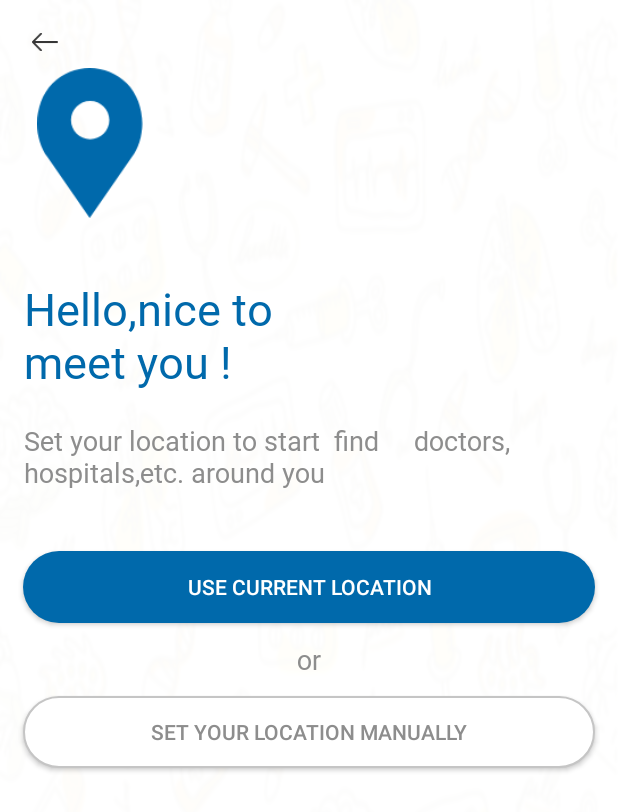
After one commit to amolbodhare/UnicoreLife, an Android app: the ChooseLocationActivity screen opened directly, with no data from a screen before it, on a phone screen of 412 x 824 dp. The commit adds this screen. Shown: the top 812 px of the screen. Run offline under Robolectric (Android 15) with nearby library versions, the phone set to English and light mode, and no system bars.

Commit message:
walk screen clicks handled and loctype screen designed

```diff
--- a/app/src/main/AndroidManifest.xml
+++ b/app/src/main/AndroidManifest.xml
@@ -9,9 +9,10 @@
         android:roundIcon="@mipmap/ic_launcher_round"
         android:supportsRtl="true"
         android:theme="@style/AppTheme">
-        <activity android:name=".activities.WalkThroughActivity"
-            android:screenOrientation="portrait"/>
-
+        <activity android:name=".activities.ChooseLocationActivity"></activity>
+        <activity
+            android:name=".activities.WalkThroughActivity"
+            android:screenOrientation="portrait" />
         <activity android:name=".activities.SplashActivity">
             <intent-filter>
                 <action android:name="android.intent.action.MAIN" />
--- /dev/null
+++ b/app/src/main/java/com/life/unicore/activities/ChooseLocationActivity.java
@@ -0,0 +1,30 @@
+package com.life.unicore.activities;
+
+import androidx.appcompat.app.AppCompatActivity;
+
+import android.os.Bundle;
+import android.view.View;
+
+import com.life.unicore.R;
+
+public class ChooseLocationActivity extends AppCompatActivity {
+
+    @Override
+    protected void onCreate(Bundle savedInstanceState)
+    {
+        super.onCreate(savedInstanceState);
+        setContentView(R.layout.activity_choose_location);
+    }
+    public void onBackClick(View view) {
+        onBackPressed();
+    }
+
+    public void onSkipClick(View view) {
+
+    }
+
+    @Override
+    public void onBackPressed() {
+        super.onBackPressed();
+    }
+}
--- a/app/src/main/java/com/life/unicore/activities/WalkThroughActivity.java
+++ b/app/src/main/java/com/life/unicore/activities/WalkThroughActivity.java
@@ -6,6 +6,7 @@ import androidx.viewpager.widget.PagerAdapter;
         import androidx.viewpager.widget.ViewPager;
 
         import android.content.Context;
+        import android.content.Intent;
         import android.os.Bundle;
         import android.text.Html;
         import android.util.Log;
@@ -34,24 +35,20 @@ public class WalkThroughActivity extends AppCompatActivity
     ImageView walkPreBtn;
     ImageView walkNextBtn;
     Button getStartdBtn;
-    ImageView backBtnImv;
-    TextView skipBtnTv;
+
     @Override
     protected void onCreate(Bundle savedInstanceState) {
         super.onCreate(savedInstanceState);
         //this.getWindow().setFlags(WindowManager.LayoutParams.FLAG_FULLSCREEN, WindowManager.LayoutParams.FLAG_FULLSCREEN);
-        getWindow().getDecorView().setSystemUiVisibility(0);
+        //getWindow().getDecorView().setSystemUiVisibility(0);
         getWindow().setStatusBarColor(getResources().getColor(R.color.colorAccent));
 
         setContentView(R.layout.activity_walk_through);
 
-
-        backBtnImv=(ImageView)findViewById(R.id.backBtn);
-        skipBtnTv=(TextView)findViewById(R.id.skipTextView);
-
         walkPreBtn=(ImageView)findViewById(R.id.walkPrevBtn);
         walkNextBtn=(ImageView)findViewById(R.id.walkNextBtn);
         getStartdBtn=(Button)findViewById(R.id.getStartedBtn);
+
         mSlideViewPager=findViewById(R.id.slideViewPager);
         mDotLayout=findViewById(R.id.dotsLayout);
 
@@ -70,6 +67,7 @@ public class WalkThroughActivity extends AppCompatActivity
                 mSlideViewPager.setCurrentItem(mCurrentPage+1);
             }
         });
+
         walkPreBtn.setOnClickListener(new View.OnClickListener() {
             @Override
             public void onClick(View view) {
@@ -175,6 +173,20 @@ public class WalkThroughActivity extends AppCompatActivity
         }
     };
 
+    public void onBackClick(View view) {
+        //Toast.makeText(WalkThroughActivity.this, "Back", Toast.LENGTH_SHORT).show();
+        mSlideViewPager.setCurrentItem(mCurrentPage-1);
+    }
+
+    public void onSkipClick(View view) {
+        onGetStartedClick(findViewById(R.id.getStartedBtn));
+    }
+
+    public void onGetStartedClick(View view) {
+        Intent i=new Intent(WalkThroughActivity.this,ChooseLocationActivity.class);
+        startActivity(i);
+        //Toast.makeText(WalkThroughActivity.this, "getting started", Toast.LENGTH_SHORT).show();
+    }
 
 
     public  class SliderAdapter extends PagerAdapter
--- /dev/null
+++ b/app/src/main/res/drawable/btnbackwhite.xml
@@ -0,0 +1,11 @@
+<?xml version="1.0" encoding="utf-8"?>
+<shape xmlns:android="http://schemas.android.com/apk/res/android">
+    <gradient android:startColor="@color/white"
+        android:angle="180"
+        android:endColor="@color/white" />
+    <corners android:radius="30dp"/>
+    <stroke
+        android:width="1dp"
+        android:color="@color/greyborder" />
+
+</shape>
--- /dev/null
+++ b/app/src/main/res/layout/activity_choose_location.xml
@@ -0,0 +1,124 @@
+<?xml version="1.0" encoding="utf-8"?>
+<RelativeLayout
+    xmlns:android="http://schemas.android.com/apk/res/android"
+    xmlns:app="http://schemas.android.com/apk/res-auto"
+    xmlns:tools="http://schemas.android.com/tools"
+    android:layout_width="match_parent"
+    android:layout_height="match_parent"
+    android:background="@drawable/splash_back"
+    tools:context=".activities.ChooseLocationActivity">
+
+    <ImageView
+        android:layout_width="match_parent"
+        android:layout_height="match_parent"
+        android:background="#FAFFFFFF" />
+    <RelativeLayout
+        android:id="@+id/titleBar"
+        android:layout_width="match_parent"
+        android:layout_height="?actionBarSize"
+        android:layout_alignParentTop="true">
+
+        <ImageView
+            android:clickable="true"
+            android:layout_width="60dp"
+            android:padding="21dp"
+            android:onClick="onBackClick"
+            android:layout_height="match_parent"
+            android:src="@drawable/ic_left_arrow" />
+
+        <TextView
+            android:clickable="true"
+            android:layout_width="wrap_content"
+            android:layout_height="match_parent"
+            android:gravity="center"
+            android:visibility="gone"
+            android:onClick="onSkipClick"
+            android:layout_marginRight="20dp"
+            android:layout_alignParentRight="true"
+            android:text="Skip"
+            android:fontFamily="@font/lato_regular"
+            android:textColor="@color/walkskip"
+            android:textSize="16sp" />
+
+
+    </RelativeLayout>
+
+    <ImageView
+        android:id="@+id/locLogoImv"
+        android:layout_width="100dp"
+        android:layout_height="100dp"
+        android:layout_alignParentLeft="true"
+        android:layout_marginLeft="10dp"
+        android:layout_marginTop="45dp"
+        android:layout_marginRight="16dp"
+        android:src="@drawable/loc_icon" />
+    <TextView
+        android:id="@+id/welcomeTitle"
+        android:layout_below="@id/locLogoImv"
+        android:text="Hello,nice to\nmeet you !"
+        android:textColor="@color/walktitle"
+        android:layout_marginTop="40dp"
+        android:layout_marginLeft="16dp"
+        android:layout_marginRight="16dp"
+        android:textSize="30sp"
+        android:fontFamily="@font/lato_black"
+        android:layout_width="wrap_content"
+        android:layout_height="wrap_content"/>
+    <TextView
+        android:id="@+id/locDesc"
+        android:layout_below="@id/welcomeTitle"
+        android:text="Set your location to start  find
+    doctors, hospitals,etc. around you"
+        android:textColor="@color/textgrey"
+        android:layout_marginTop="20dp"
+        android:layout_marginLeft="16dp"
+        android:layout_marginRight="16dp"
+        android:textSize="18sp"
+        android:fontFamily="@font/lato_regular"
+        android:layout_width="wrap_content"
+        android:layout_height="wrap_content"/>
+
+    <Button
+        android:id="@+id/currentLocBtn"
+        android:layout_below="@id/locDesc"
+        android:text="USE CURRENT LOCATION"
+        android:textColor="@color/white"
+        android:layout_gravity="center_vertical"
+        android:layout_marginLeft="15dp"
+        android:layout_marginRight="15dp"
+        android:layout_marginTop="40dp"
+        android:layout_width="match_parent"
+        android:background="@drawable/btnbackblue"
+        android:layout_height="wrap_content"/>
+
+    <TextView
+        android:id="@+id/orTv"
+        android:layout_width="wrap_content"
+        android:layout_height="wrap_content"
+        android:layout_below="@id/currentLocBtn"
+        android:layout_centerHorizontal="true"
+        android:layout_marginLeft="16dp"
+        android:layout_marginTop="12dp"
+        android:layout_marginRight="16dp"
+        android:layout_marginBottom="12dp"
+        android:fontFamily="@font/lato_regular"
+        android:text="or"
+        android:textColor="@color/textgrey"
+        android:textSize="18sp" />
+    <Button
+        android:id="@+id/manualLocBtn"
+        android:layout_below="@id/orTv"
+        android:text="SET YOUR LOCATION MANUALLY"
+        android:textColor="@color/textgrey"
+        android:layout_gravity="center_vertical"
+        android:layout_marginBottom="15dp"
+        android:layout_marginLeft="15dp"
+        android:layout_marginRight="15dp"
+        android:layout_width="match_parent"
+        android:background="@drawable/btnbackwhite"
+        android:layout_height="wrap_content"/>
+
+
+
+
+</RelativeLayout>
--- a/app/src/main/res/layout/activity_walk_through.xml
+++ b/app/src/main/res/layout/activity_walk_through.xml
@@ -1,4 +1,4 @@
-<?xml version="1.0" encoding="utf-8"?>
+
 <RelativeLayout
     xmlns:android="http://schemas.android.com/apk/res/android"
     xmlns:app="http://schemas.android.com/apk/res-auto"
@@ -13,6 +13,11 @@
         android:layout_height="match_parent"
         android:background="#FAFFFFFF" />
 
+    <androidx.viewpager.widget.ViewPager
+       android:id="@+id/slideViewPager"
+       android:layout_width="match_parent"
+       android:layout_height="match_parent"/>
+
     <RelativeLayout
         android:id="@+id/titleBar"
         android:layout_width="match_parent"
@@ -20,17 +25,19 @@
         android:layout_alignParentTop="true">
 
         <ImageView
-            android:id="@+id/backBtn"
+            android:clickable="true"
             android:layout_width="60dp"
             android:padding="21dp"
+            android:onClick="onBackClick"
             android:layout_height="match_parent"
             android:src="@drawable/ic_left_arrow" />
 
         <TextView
-            android:id="@+id/skipTextView"
+            android:clickable="true"
             android:layout_width="wrap_content"
             android:layout_height="match_parent"
             android:gravity="center"
+            android:onClick="onSkipClick"
             android:layout_marginRight="20dp"
             android:layout_alignParentRight="true"
             android:text="Skip"
@@ -40,11 +47,6 @@
 
 
     </RelativeLayout>
-
-    <androidx.viewpager.widget.ViewPager
-       android:id="@+id/slideViewPager"
-       android:layout_width="match_parent"
-       android:layout_height="match_parent"/>
 
     <LinearLayout
         android:layout_width="match_parent"
@@ -141,6 +143,8 @@
 
         <Button
             android:id="@+id/getStartedBtn"
+            android:clickable="true"
+            android:onClick="onGetStartedClick"
             android:text="GET STARTED"
             android:textColor="@color/white"
             android:layout_gravity="center_vertical"
--- a/app/src/main/res/values/colors.xml
+++ b/app/src/main/res/values/colors.xml
@@ -12,6 +12,7 @@
     <color name="walkdesc">#A2A2A2</color>
     <color name="walkskip">#717171</color>
     <color name="transparent">#00000000</color>
+    <color name="textgrey">#8D8D8D</color>
 
 
 
```
Also changed, not shown: app/src/main/res/drawable-hdpi/loc_icon.png (added), app/src/main/res/drawable-ldpi/loc_icon.png (added), app/src/main/res/drawable-mdpi/loc_icon.png (added), app/src/main/res/drawable-xhdpi/loc_icon.png (added), app/src/main/res/drawable-xxhdpi/loc_icon.png (added), app/src/main/res/drawable-xxxhdpi/loc_icon.png (added). Lines whose indentation alone changed are shown as unchanged.
